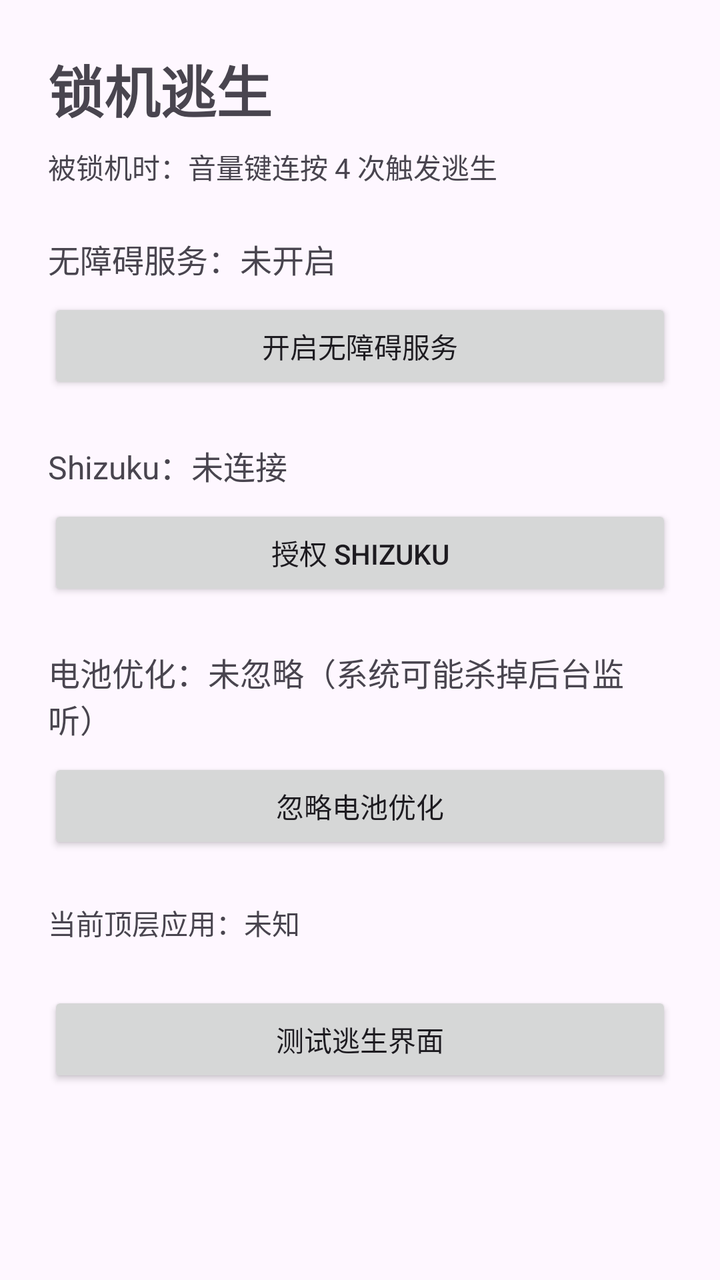
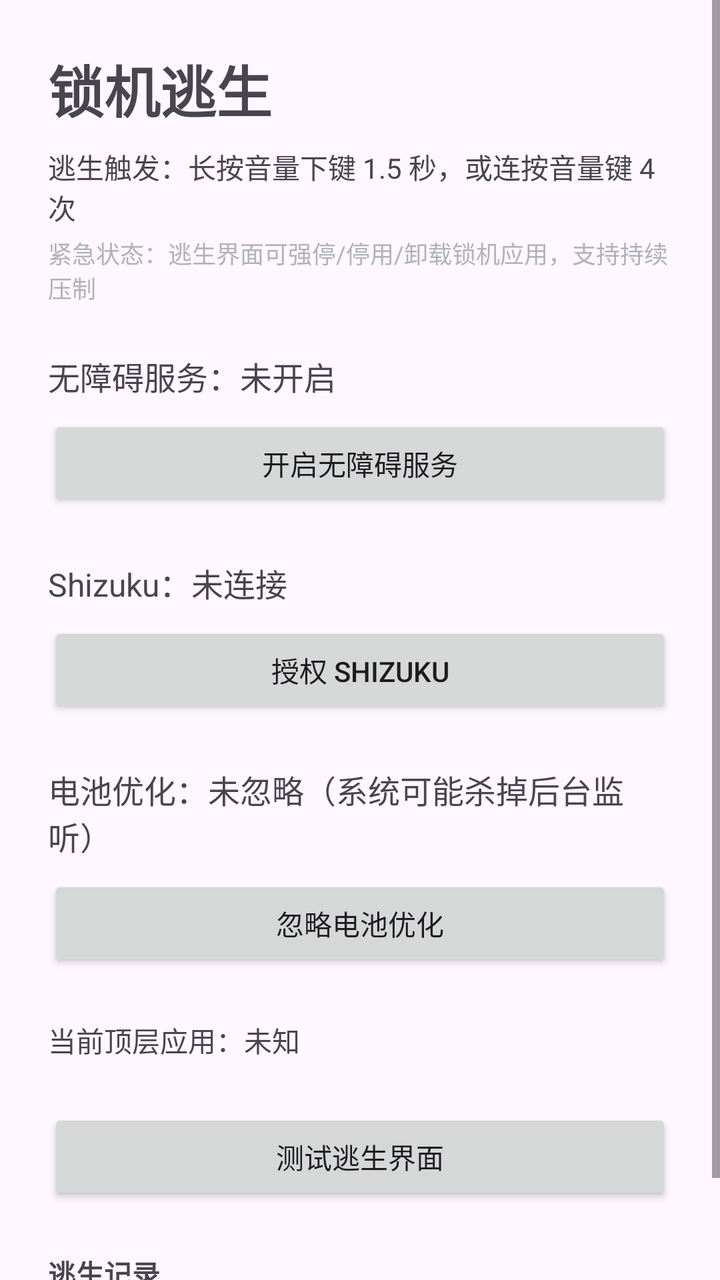

Screens rendered from an Android XML layout before and after an edit, with the pre-edit source and the edit as a unified diff.
<!-- AndroidManifest.xml: application theme Theme.LockEscape -->
<!-- res/layout/activity_main.xml -->
<?xml version="1.0" encoding="utf-8"?>
<ScrollView xmlns:android="http://schemas.android.com/apk/res/android"
    android:layout_width="match_parent"
    android:layout_height="match_parent">

    <LinearLayout
        android:layout_width="match_parent"
        android:layout_height="wrap_content"
        android:orientation="vertical"
        android:padding="24dp">

        <TextView
            android:layout_width="wrap_content"
            android:layout_height="wrap_content"
            android:text="锁机逃生"
            android:textSize="28sp"
            android:textStyle="bold" />

        <TextView
            android:layout_width="wrap_content"
            android:layout_height="wrap_content"
            android:layout_marginTop="8dp"
            android:text="被锁机时：音量键连按 4 次触发逃生"
            android:textSize="14sp" />

        <TextView
            android:id="@+id/tvAccessibilityStatus"
            android:layout_width="match_parent"
            android:layout_height="wrap_content"
            android:layout_marginTop="24dp"
            android:text="无障碍服务：未开启"
            android:textSize="16sp" />

        <Button
            android:id="@+id/btnEnableAccessibility"
            android:layout_width="match_parent"
            android:layout_height="wrap_content"
            android:layout_marginTop="8dp"
            android:text="开启无障碍服务" />

        <TextView
            android:id="@+id/tvShizukuStatus"
            android:layout_width="match_parent"
            android:layout_height="wrap_content"
            android:layout_marginTop="24dp"
            android:text="Shizuku：未连接"
            android:textSize="16sp" />

        <Button
            android:id="@+id/btnShizuku"
            android:layout_width="match_parent"
            android:layout_height="wrap_content"
            android:layout_marginTop="8dp"
            android:text="授权 Shizuku" />

        <TextView
            android:id="@+id/tvBatteryStatus"
            android:layout_width="match_parent"
            android:layout_height="wrap_content"
            android:layout_marginTop="24dp"
            android:text="电池优化：未忽略（系统可能杀掉后台监听）"
            android:textSize="16sp" />

        <Button
            android:id="@+id/btnBatteryOptimization"
            android:layout_width="match_parent"
            android:layout_height="wrap_content"
            android:layout_marginTop="8dp"
            android:text="忽略电池优化" />

        <TextView
            android:id="@+id/tvCurrentTop"
            android:layout_width="match_parent"
            android:layout_height="wrap_content"
            android:layout_marginTop="24dp"
            android:text="当前顶层应用：未知"
            android:textSize="14sp" />

        <Button
            android:id="@+id/btnTestEscape"
            android:layout_width="match_parent"
            android:layout_height="wrap_content"
            android:layout_marginTop="24dp"
            android:text="测试逃生界面" />

    </LinearLayout>
</ScrollView>
<!-- resources referenced by this layout -->
<resources>
  <style name="Theme.LockEscape" parent="Theme.Material3.DayNight.NoActionBar" />
</resources>

<!-- the commit's change to res/layout/activity_main.xml (unified diff, before → after) -->
@@ -20,8 +20,16 @@
             android:layout_width="wrap_content"
             android:layout_height="wrap_content"
             android:layout_marginTop="8dp"
-            android:text="被锁机时：音量键连按 4 次触发逃生"
+            android:text="逃生触发：长按音量下键 1.5 秒，或连按音量键 4 次"
             android:textSize="14sp" />
+
+        <TextView
+            android:layout_width="wrap_content"
+            android:layout_height="wrap_content"
+            android:layout_marginTop="4dp"
+            android:text="紧急状态：逃生界面可强停/停用/卸载锁机应用，支持持续压制"
+            android:textSize="12sp"
+            android:textColor="@color/text_secondary" />
 
         <TextView
             android:id="@+id/tvAccessibilityStatus"
@@ -83,5 +91,22 @@
             android:layout_marginTop="24dp"
             android:text="测试逃生界面" />
 
+        <TextView
+            android:layout_width="wrap_content"
+            android:layout_height="wrap_content"
+            android:layout_marginTop="24dp"
+            android:text="逃生记录"
+            android:textSize="14sp"
+            android:textStyle="bold" />
+
+        <TextView
+            android:id="@+id/tvLogs"
+            android:layout_width="match_parent"
+            android:layout_height="wrap_content"
+            android:layout_marginTop="8dp"
+            android:fontFamily="monospace"
+            android:textColor="@color/text_secondary"
+            android:textSize="12sp" />
+
     </LinearLayout>
 </ScrollView>
<!-- resource entries referenced after the edit -->
@@ -1,5 +1,6 @@
 <!-- resources referenced by this layout -->
 <resources>
+  <color name="text_secondary">#B0B3B8</color>
   <style name="Theme.LockEscape" parent="Theme.Material3.DayNight.NoActionBar" />
 </resources>
 
